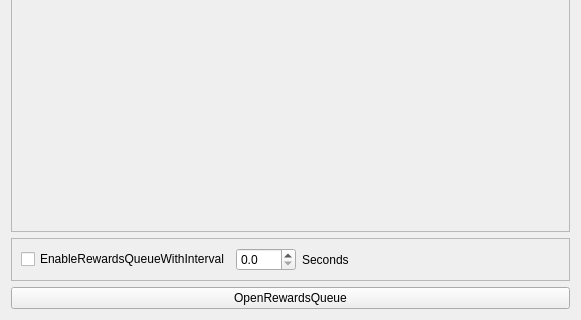
gottagofaster236/RewardsTheater, file src/SettingsDialog.ui: the form before one commit; both pictures show x 0 to 581 and y 251 to 571 of the 581 by 571 pixel window.
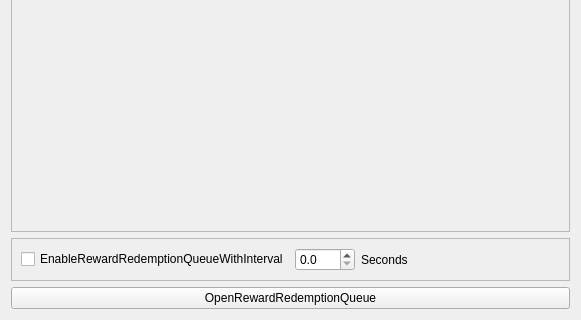
The form after the commit.

Commit message: Rename RewardsQueue to RewardRedemptionQueue

```diff
--- a/src/SettingsDialog.ui
+++ b/src/SettingsDialog.ui
@@ -153,7 +153,7 @@
       <locale language="English" country="UnitedStates"/>
      </property>
      <property name="text">
-      <string>OpenRewardsQueue</string>
+      <string>OpenRewardRedemptionQueue</string>
      </property>
     </widget>
    </item>
@@ -169,7 +169,7 @@
       <item>
        <widget class="QCheckBox" name="rewardsQueueEnabledCheckBox">
         <property name="text">
-         <string>EnableRewardsQueueWithInterval</string>
+         <string>EnableRewardRedemptionQueueWithInterval</string>
         </property>
        </widget>
       </item>
```
Left out of the diff: 4 changed lines with no effect on the pictures. The commit also changes 18 other files.
